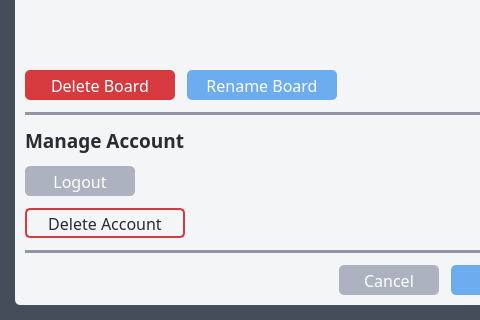
This is src/ui/app_settings.ui in dulapahv/Kanbaru as Qt 5 draws it before an edit; both pictures show x 0 to 480 and y 358 to 678 of the 576 by 678 pixel window. The edited form follows.
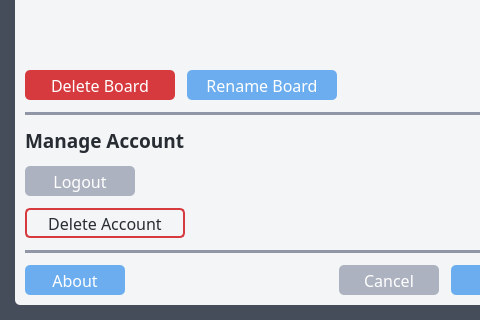
This is the edited form. Icons and pictures are not drawn.

Commit message: Add about button to app setting page

```diff
--- a/src/ui/app_settings.ui
+++ b/src/ui/app_settings.ui
@@ -465,6 +465,42 @@
           </item>
           <item>
            <layout class="QHBoxLayout" name="horizontalLayout">
+            <item>
+             <widget class="QPushButton" name="btn_about">
+              <property name="sizePolicy">
+               <sizepolicy hsizetype="Fixed" vsizetype="Fixed">
+                <horstretch>0</horstretch>
+                <verstretch>0</verstretch>
+               </sizepolicy>
+              </property>
+              <property name="minimumSize">
+               <size>
+                <width>100</width>
+                <height>30</height>
+               </size>
+              </property>
+              <property name="font">
+               <font>
+                <family>Torus Pro</family>
+                <pointsize>12</pointsize>
+               </font>
+              </property>
+              <property name="cursor">
+               <cursorShape>PointingHandCursor</cursorShape>
+              </property>
+              <property name="focusPolicy">
+               <enum>Qt::TabFocus</enum>
+              </property>
+              <property name="styleSheet">
+               <string notr="true">QPushButton {background-color: #6badee; color: #ffffff; border-radius: 5px}
+QPushButton:hover {background-color: #5487bb;}
+QPushButton:focus {border-color: #000000; border-width: 1.5px; border-style: solid;}</string>
+              </property>
+              <property name="text">
+               <string>About</string>
+              </property>
+             </widget>
+            </item>
             <item>
              <spacer name="horizontalSpacer">
               <property name="orientation">
```
The commit also changes 3 other files.
